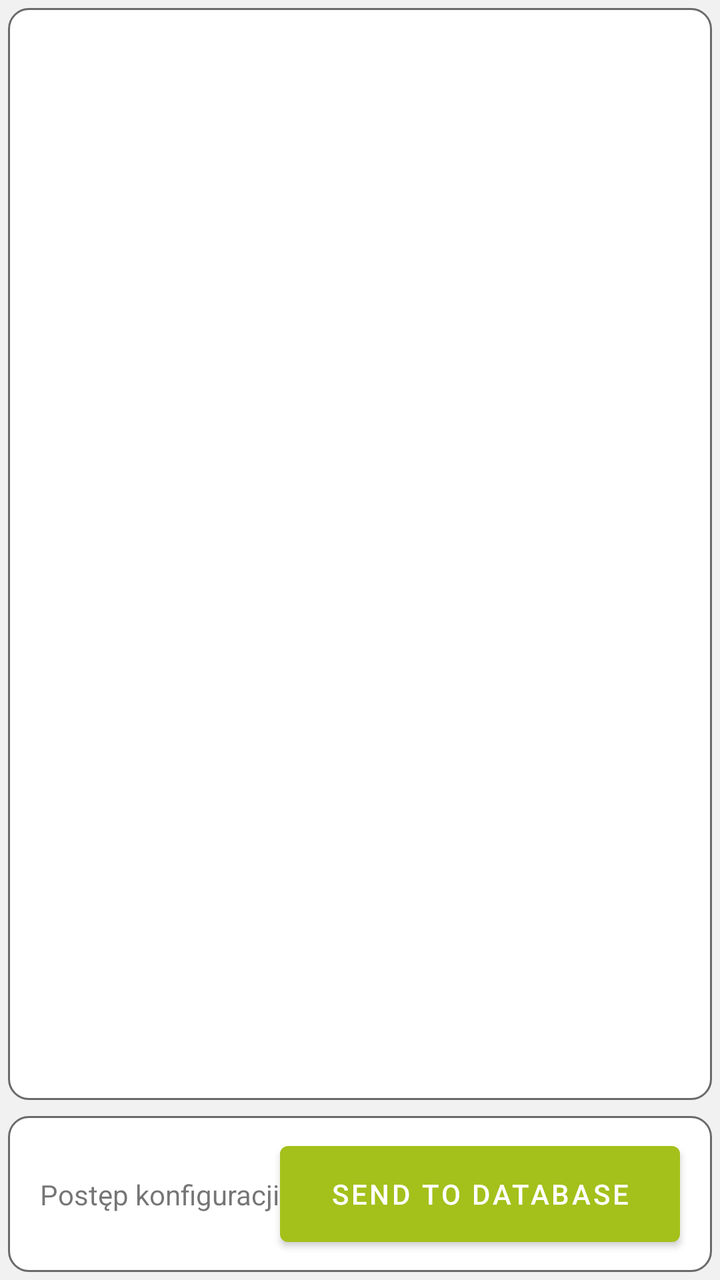
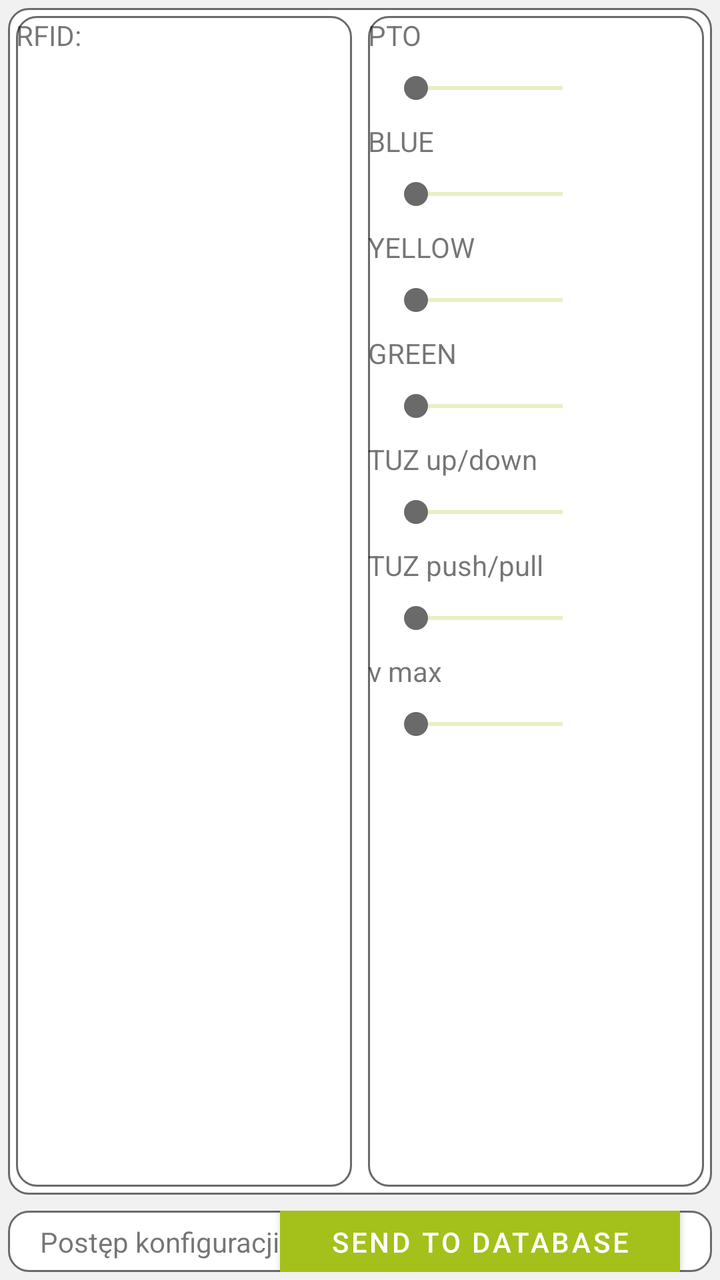

Before-and-after screenshots of an Android layout around one commit, followed by the original layout XML and the change that was made.
<!-- AndroidManifest.xml: application theme AppTheme -->
<!-- res/layout/fragment_tool_management_params.xml -->
<?xml version="1.0" encoding="utf-8"?>
<layout xmlns:android="http://schemas.android.com/apk/res/android"
    xmlns:app="http://schemas.android.com/apk/res-auto"
    xmlns:tools="http://schemas.android.com/tools">

    <data>

        <variable
            name="viewModel"
            type="eu.agribot.agribotapp.ui.fragment.toolmanagement.toolparams.ToolParamsViewModel" />
    </data>

    <LinearLayout
        android:layout_width="match_parent"
        android:layout_height="match_parent"
        android:background="@color/background_gray"
        android:orientation="vertical">

            <LinearLayout
                android:layout_width="match_parent"
                android:layout_height="0dp"
                android:layout_weight="7"
                android:layout_margin="@dimen/margin_small"
                android:background="@drawable/rounded_corner_layout"
                android:gravity="center">



            </LinearLayout>


        <androidx.constraintlayout.widget.ConstraintLayout
            android:layout_width="match_parent"
            android:layout_height="0dp"
            android:layout_margin="@dimen/margin_small"
            android:layout_weight="1"
            android:background="@drawable/rounded_corner_layout"
            android:gravity="end"
            android:orientation="horizontal">

            <TextView
                android:id="@+id/textView7"
                android:layout_width="0dp"
                android:layout_height="wrap_content"
                android:layout_marginStart="@dimen/margin_large"
                android:layout_marginLeft="@dimen/margin_large"
                android:layout_marginEnd="@dimen/margin_large"
                android:layout_marginRight="@dimen/margin_large"
                android:text="@string/configuration_progress"
                app:layout_constraintBottom_toBottomOf="parent"
                app:layout_constraintStart_toStartOf="parent"
                app:layout_constraintTop_toTopOf="parent" />

            <ProgressBar
                android:id="@+id/progressBar"
                style="@style/Widget.AppCompat.ProgressBar.Horizontal"
                android:layout_width="200dp"
                android:layout_height="wrap_content"
                android:layout_marginStart="@dimen/margin_large"
                android:padding="@dimen/margin_large"
                android:progress="40"
                android:progressBackgroundTint="@color/base_green"
                android:progressTint="@color/base_green"
                app:layout_constraintBottom_toBottomOf="parent"
                app:layout_constraintStart_toEndOf="@+id/textView7"
                app:layout_constraintTop_toTopOf="parent" />

            <View
                android:layout_width="match_parent"
                android:layout_height="match_parent"
                app:layout_constraintBottom_toBottomOf="parent"
                app:layout_constraintEnd_toStartOf="@+id/left_button"
                app:layout_constraintTop_toTopOf="parent"/>


            <com.google.android.material.button.MaterialButton
                android:id="@+id/right_button"
                android:layout_width="200dp"
                android:layout_height="60dp"
                android:layout_marginEnd="@dimen/margin_large"
                android:text="@string/send_to_database"
                android:onClick="@{()-> viewModel.sendToolData()}"
                app:layout_constraintBottom_toBottomOf="parent"
                app:layout_constraintEnd_toEndOf="parent"
                app:layout_constraintTop_toTopOf="parent" />

        </androidx.constraintlayout.widget.ConstraintLayout>


    </LinearLayout>

</layout>
<!-- resources referenced by this layout -->
<resources>
  <color name="background_gray">#f1f1f1</color>
  <color name="base_green">#a4c01b</color>
  <dimen name="margin_large">16dp</dimen>
  <dimen name="margin_small">4dp</dimen>
  <!-- drawable rounded_corner_layout (drawable) -->
  <?xml version="1.0" encoding="utf-8"?>
  <shape xmlns:android="http://schemas.android.com/apk/res/android">
  
      <solid android:color="@android:color/white"/>
      <corners android:radius="10dp"/>
      <stroke
          android:width="1dp"
          android:color="@color/gray" />
  
  </shape>
  <string name="configuration_progress">Postęp konfiguracji</string>
  <string name="send_to_database">Send to Database</string>
  <style name="AppTheme" parent="Theme.MaterialComponents.Light.DarkActionBar">
          
          <item name="colorPrimary">@color/colorPrimary</item>
          <item name="colorPrimaryDark">@color/colorPrimaryDark</item>
          <item name="colorAccent">@color/colorAccent</item>
      </style>
  <color name="gray">#6A6A6A</color>
  <color name="colorPrimary">@color/base_green</color>
  <color name="colorPrimaryDark">@color/base_green_darker</color>
  <color name="colorAccent">@color/gray</color>
  <color name="base_green_darker">#839915</color>
</resources>

<!-- the commit's change to res/layout/fragment_tool_management_params.xml (unified diff, before → after) -->
@@ -16,17 +16,285 @@
         android:background="@color/background_gray"
         android:orientation="vertical">
 
-            <LinearLayout
+
+        <LinearLayout
                 android:layout_width="match_parent"
-                android:layout_height="0dp"
+                android:layout_height="wrap_content"
                 android:layout_weight="7"
                 android:layout_margin="@dimen/margin_small"
                 android:background="@drawable/rounded_corner_layout"
+                android:orientation="horizontal"
                 android:gravity="center">
 
-
+            <LinearLayout
+                android:layout_width="0dp"
+                android:layout_height="match_parent"
+                android:layout_margin="@dimen/margin_small"
+                android:layout_weight="1"
+                android:background="@drawable/rounded_corner_layout"
+                android:orientation="vertical">
+
+                <TextView
+                    android:layout_width="match_parent"
+                    android:layout_height="match_parent"
+                    android:text="RFID: "/>
 
             </LinearLayout>
+
+            <LinearLayout
+                android:layout_width="0dp"
+                android:layout_height="match_parent"
+                android:layout_margin="@dimen/margin_small"
+                android:layout_weight="1"
+                android:background="@drawable/rounded_corner_layout"
+                android:orientation="vertical">
+
+                <LinearLayout
+                    android:layout_width="match_parent"
+                    android:layout_height="wrap_content"
+                    android:orientation="horizontal">
+
+                    <LinearLayout
+                        android:layout_width="0dp"
+                        android:layout_height="wrap_content"
+                        android:layout_weight="4"
+                        android:orientation="vertical">
+
+                        <TextView
+                            android:layout_width="wrap_content"
+                            android:layout_height="wrap_content"
+                            android:text="PTO"
+                            android:textSize="@dimen/text_size_medium" />
+
+                        <SeekBar
+                            android:layout_width="match_parent"
+                            android:layout_height="wrap_content"
+                            android:progressBackgroundTint="@color/base_green"
+                            android:layout_margin="@dimen/margin_medium" />
+                    </LinearLayout>
+
+
+                    <TextView
+                        android:layout_width="0dp"
+                        android:layout_height="wrap_content"
+                        android:layout_margin="@dimen/margin_medium"
+                        android:layout_weight="1"
+                        android:textStyle="bold" />
+
+                </LinearLayout>
+
+                <LinearLayout
+                    android:layout_width="match_parent"
+                    android:layout_height="wrap_content"
+                    android:orientation="horizontal">
+
+                    <LinearLayout
+                        android:layout_width="0dp"
+                        android:layout_height="wrap_content"
+                        android:layout_weight="4"
+                        android:orientation="vertical">
+
+                        <TextView
+                            android:layout_width="wrap_content"
+                            android:layout_height="wrap_content"
+                            android:text="BLUE"
+                            android:textSize="@dimen/text_size_medium" />
+
+                        <SeekBar
+                            android:layout_width="match_parent"
+                            android:layout_height="wrap_content"
+                            android:progressBackgroundTint="@color/base_green"
+                            android:layout_margin="@dimen/margin_medium" />
+                    </LinearLayout>
+
+
+                    <TextView
+                        android:layout_width="0dp"
+                        android:layout_height="wrap_content"
+                        android:layout_margin="@dimen/margin_medium"
+                        android:layout_weight="1"
+                        android:textStyle="bold" />
+
+                </LinearLayout>
+
+                <LinearLayout
+                    android:layout_width="match_parent"
+                    android:layout_height="wrap_content"
+                    android:orientation="horizontal">
+
+                    <LinearLayout
+                        android:layout_width="0dp"
+                        android:layout_height="wrap_content"
+                        android:layout_weight="4"
+                        android:orientation="vertical">
+
+                        <TextView
+                            android:layout_width="wrap_content"
+                            android:layout_height="wrap_content"
+                            android:text="YELLOW"
+                            android:textSize="@dimen/text_size_medium" />
+
+                        <SeekBar
+                            android:layout_width="match_parent"
+                            android:layout_height="wrap_content"
+                            android:progressBackgroundTint="@color/base_green"
+                            android:layout_margin="@dimen/margin_medium" />
+                    </LinearLayout>
+
+
+                    <TextView
+                        android:layout_width="0dp"
+                        android:layout_height="wrap_content"
+                        android:layout_margin="@dimen/margin_medium"
+                        android:layout_weight="1"
+                        android:textStyle="bold" />
+
+
+                </LinearLayout>
+
+                <LinearLayout
+                    android:layout_width="match_parent"
+                    android:layout_height="wrap_content"
+                    android:orientation="horizontal">
+
+                    <LinearLayout
+                        android:layout_width="0dp"
+                        android:layout_height="wrap_content"
+                        android:layout_weight="4"
+                        android:orientation="vertical">
+
+                        <TextView
+                            android:layout_width="wrap_content"
+                            android:layout_height="wrap_content"
+                            android:text="GREEN"
+                            android:textSize="@dimen/text_size_medium" />
+
+                        <SeekBar
+                            android:layout_width="match_parent"
+                            android:layout_height="wrap_content"
+                            android:progressBackgroundTint="@color/base_green"
+                            android:layout_margin="@dimen/margin_medium" />
+                    </LinearLayout>
+
+
+                    <TextView
+                        android:layout_width="0dp"
+                        android:layout_height="wrap_content"
+                        android:layout_margin="@dimen/margin_medium"
+                        android:layout_weight="1"
+                        android:textStyle="bold" />
+                </LinearLayout>
+
+                <LinearLayout
+                    android:layout_width="match_parent"
+                    android:layout_height="wrap_content"
+                    android:orientation="horizontal">
+
+                    <LinearLayout
+                        android:layout_width="0dp"
+                        android:layout_height="wrap_content"
+                        android:layout_weight="4"
+                        android:orientation="vertical">
+
+                        <TextView
+                            android:layout_width="wrap_content"
+                            android:layout_height="wrap_content"
+                            android:text="TUZ up/down"
+                            android:textSize="@dimen/text_size_medium" />
+
+                        <SeekBar
+                            android:layout_width="match_parent"
+                            android:layout_height="wrap_content"
+                            android:progressBackgroundTint="@color/base_green"
+                            android:layout_margin="@dimen/margin_medium" />
+                    </LinearLayout>
+
+
+                    <TextView
+                        android:layout_width="0dp"
+                        android:layout_height="wrap_content"
+                        android:layout_margin="@dimen/margin_medium"
+                        android:layout_weight="1"
+                        android:textStyle="bold" />
+
+
+                </LinearLayout>
+
+                <LinearLayout
+                    android:layout_width="match_parent"
+                    android:layout_height="wrap_content"
+                    android:orientation="horizontal">
+
+                    <LinearLayout
+                        android:layout_width="0dp"
+                        android:layout_height="wrap_content"
+                        android:layout_weight="4"
+                        android:orientation="vertical">
+
+                        <TextView
+                            android:layout_width="wrap_content"
+                            android:layout_height="wrap_content"
+                            android:text="TUZ push/pull"
+                            android:textSize="@dimen/text_size_medium" />
+
+                        <SeekBar
+                            android:layout_width="match_parent"
+                            android:layout_height="wrap_content"
+                            android:progressBackgroundTint="@color/base_green"
+                            android:layout_margin="@dimen/margin_medium" />
+                    </LinearLayout>
+
+
+                    <TextView
+                        android:layout_width="0dp"
+                        android:layout_height="wrap_content"
+                        android:layout_margin="@dimen/margin_medium"
+                        android:layout_weight="1"
+                        android:textStyle="bold" />
+
+
+                </LinearLayout>
+
+                <LinearLayout
+                    android:layout_width="match_parent"
+                    android:layout_height="wrap_content"
+                    android:orientation="horizontal">
+
+                    <LinearLayout
+                        android:layout_width="0dp"
+                        android:layout_height="wrap_content"
+                        android:layout_weight="4"
+                        android:orientation="vertical">
+
+                        <TextView
+                            android:layout_width="wrap_content"
+                            android:layout_height="wrap_content"
+                            android:text="v max"
+                            android:textSize="@dimen/text_size_medium" />
+
+                        <SeekBar
+                            android:layout_width="match_parent"
+                            android:layout_height="wrap_content"
+                            android:progressBackgroundTint="@color/base_green"
+                            android:layout_margin="@dimen/margin_medium" />
+                    </LinearLayout>
+
+
+                    <TextView
+                        android:layout_width="0dp"
+                        android:layout_height="wrap_content"
+                        android:layout_margin="@dimen/margin_medium"
+                        android:layout_weight="1"
+                        android:textStyle="bold" />
+
+
+                </LinearLayout>
+
+
+            </LinearLayout>
+
+        </LinearLayout>
+
 
 
         <androidx.constraintlayout.widget.ConstraintLayout
<!-- resource entries referenced after the edit -->
@@ -3,7 +3,9 @@
   <color name="background_gray">#f1f1f1</color>
   <color name="base_green">#a4c01b</color>
   <dimen name="margin_large">16dp</dimen>
+  <dimen name="margin_medium">8dp</dimen>
   <dimen name="margin_small">4dp</dimen>
+  <dimen name="text_size_medium">14sp</dimen>
   <!-- drawable rounded_corner_layout (drawable) -->
   <?xml version="1.0" encoding="utf-8"?>
   <shape xmlns:android="http://schemas.android.com/apk/res/android">
